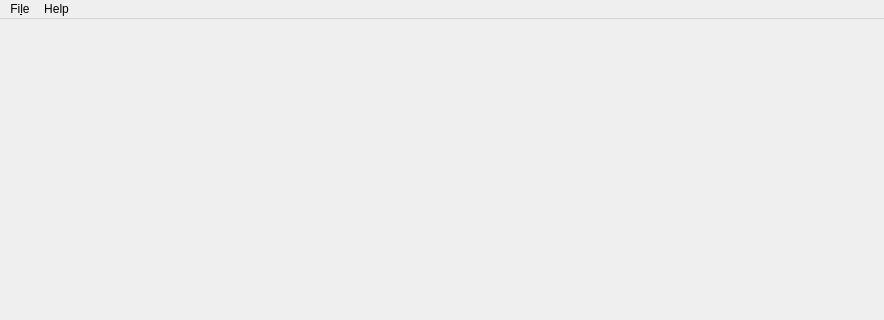
Before: the Qt Designer form Source/GUI/Qt/mainwindow.ui in g-maxime/MediaConch-Implementation, drawn with Qt 5; both pictures show x 0 to 884 and y 0 to 320 of the 884 by 635 pixel window.
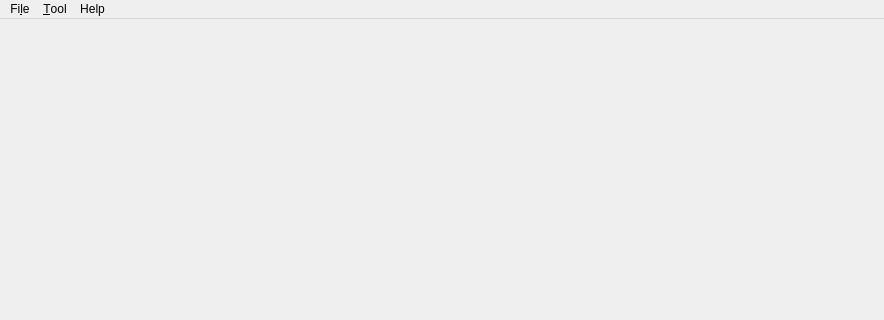
After: the same form once the commit is applied.

Commit message:
Revert "GUI: keep only the implementation report"
This reverts commit 43fb9e2bcff6f1566e3defaa74030d5def95bd83.

Diff of the .ui file:
```diff
--- a/Source/GUI/Qt/mainwindow.ui
+++ b/Source/GUI/Qt/mainwindow.ui
@@ -51,7 +51,7 @@
      <x>0</x>
      <y>0</y>
      <width>884</width>
-     <height>26</height>
+     <height>19</height>
     </rect>
    </property>
    <widget class="QMenu" name="menuFile">
@@ -63,6 +63,16 @@
     <addaction name="separator"/>
     <addaction name="actionQuit"/>
    </widget>
+   <widget class="QMenu" name="menuTool">
+    <property name="title">
+     <string>&amp;Tool</string>
+    </property>
+    <addaction name="actionChecker"/>
+    <addaction name="actionPolicies"/>
+    <addaction name="actionPublicPolicies"/>
+    <addaction name="actionDisplay"/>
+    <addaction name="actionSettings"/>
+   </widget>
    <widget class="QMenu" name="menuHelp">
     <property name="title">
      <string>Help</string>
@@ -74,6 +84,7 @@
     <addaction name="actionAbout"/>
    </widget>
    <addaction name="menuFile"/>
+   <addaction name="menuTool"/>
    <addaction name="menuHelp"/>
   </widget>
   <action name="actionOpen">
```
Left out of the diff: 2 changed lines with no effect on the pictures. The commit also changes 6 other files.
